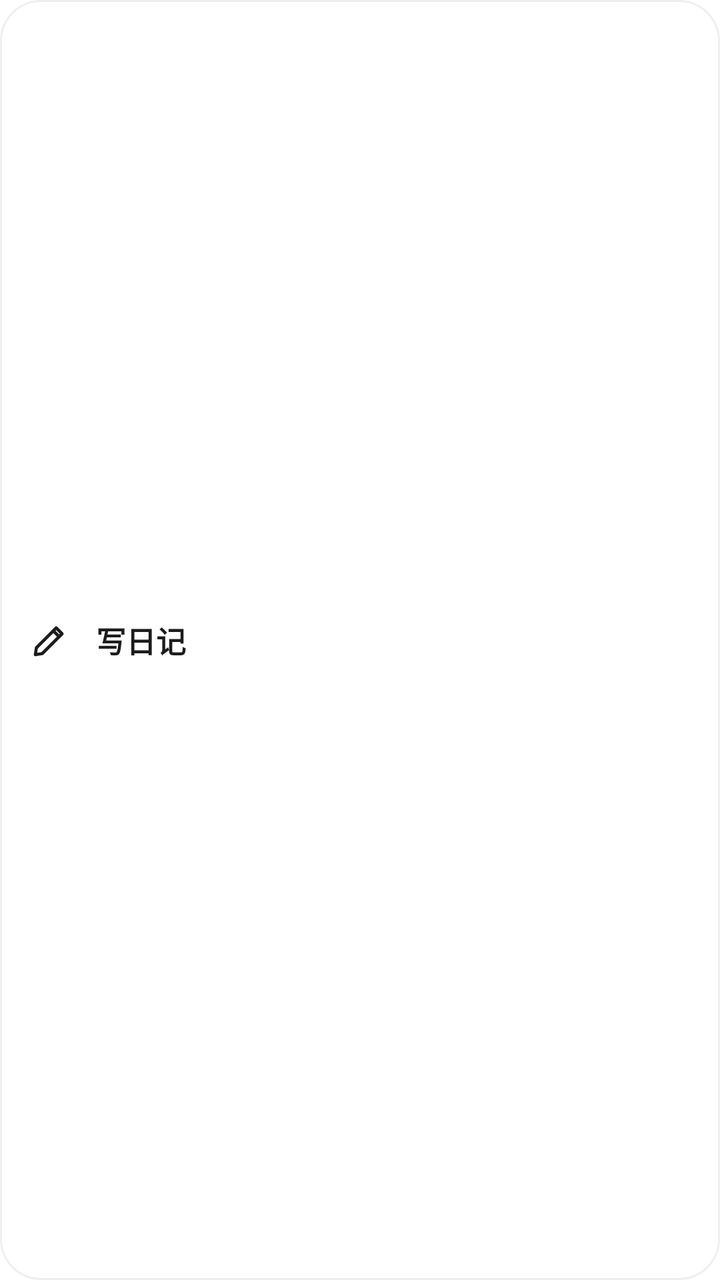
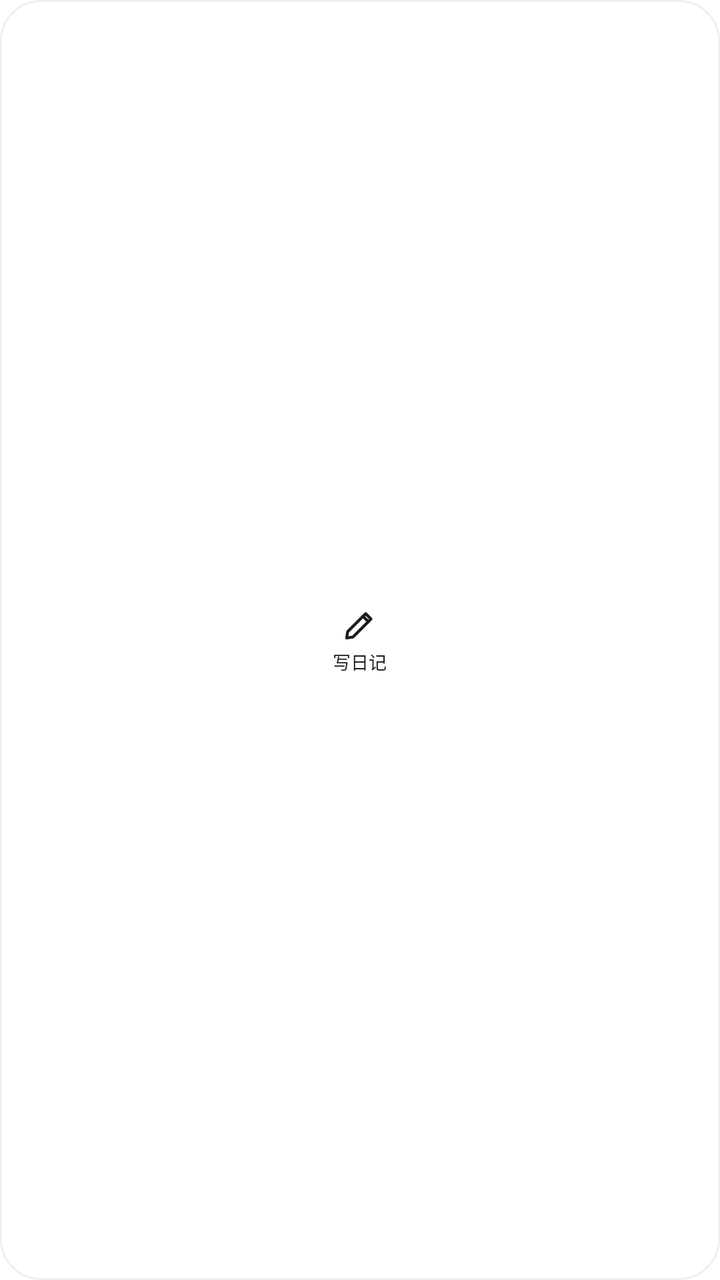

Compare the two renders of this Android layout. The source of the first and the diff that turns it into the second are given below.
<!-- AndroidManifest.xml: application theme Theme.WuDiary -->
<!-- res/layout/widget_new_note.xml -->
<?xml version="1.0" encoding="utf-8"?>
<LinearLayout xmlns:android="http://schemas.android.com/apk/res/android"
    android:id="@+id/widgetRoot"
    android:layout_width="match_parent"
    android:layout_height="match_parent"
    android:background="@drawable/bg_widget_note"
    android:gravity="center_vertical"
    android:orientation="horizontal"
    android:paddingHorizontal="14dp"
    android:paddingVertical="12dp">

    <ImageView
        android:id="@+id/widgetIcon"
        android:layout_width="22dp"
        android:layout_height="22dp"
        android:contentDescription="@string/shortcut_new_note"
        android:src="@drawable/ic_edit" />

    <TextView
        android:layout_width="wrap_content"
        android:layout_height="wrap_content"
        android:layout_marginStart="12dp"
        android:maxLines="1"
        android:text="@string/shortcut_new_note"
        android:textColor="@color/text_primary"
        android:textSize="15sp"
        android:textStyle="bold" />
</LinearLayout>
<!-- resources referenced by this layout -->
<resources>
  <color name="text_primary">#1C1C1C</color>
  <!-- drawable bg_widget_note (drawable) -->
  <?xml version="1.0" encoding="utf-8"?>
  <shape xmlns:android="http://schemas.android.com/apk/res/android"
      android:shape="rectangle">
      <solid android:color="@color/surface" />
      <corners android:radius="20dp" />
      <stroke
          android:width="1dp"
          android:color="@color/divider" />
  </shape>
  <!-- drawable ic_edit (drawable) -->
  <?xml version="1.0" encoding="utf-8"?>
  <vector xmlns:android="http://schemas.android.com/apk/res/android"
      android:width="24dp"
      android:height="24dp"
      android:viewportWidth="24"
      android:viewportHeight="24">
      <path
          android:fillColor="#00000000"
          android:pathData="M4,20 L4.6,16.2 L15.4,5.4 L18.6,8.6 L7.8,19.4 Z"
          android:strokeColor="#1C1C1C"
          android:strokeLineJoin="round"
          android:strokeWidth="1.7" />
      <path
          android:fillColor="#00000000"
          android:pathData="M13.8,7 L17,10.2"
          android:strokeColor="#1C1C1C"
          android:strokeLineCap="round"
          android:strokeWidth="1.7" />
  </vector>
  <string name="shortcut_new_note">写日记</string>
  <style name="Theme.WuDiary" parent="Theme.Material3.Light.NoActionBar">
          <item name="colorPrimary">@color/primary</item>
          <item name="colorOnPrimary">@android:color/white</item>
          <item name="colorSurface">@color/surface</item>
          <item name="android:windowBackground">@color/background</item>
          <item name="android:statusBarColor">@color/background</item>
          <item name="android:windowLightStatusBar">true</item>
          <item name="android:navigationBarColor">@color/background</item>
          
          <item name="alertDialogTheme">@style/Theme.WuDiary.Dialog</item>
          <item name="android:alertDialogTheme">@style/Theme.WuDiary.Dialog</item>
      </style>
  <color name="surface">#FFFFFF</color>
  <color name="divider">#EFEFEF</color>
  <color name="primary">#1C1C1C</color>
  <color name="background">#FFFFFF</color>
  <style name="Theme.WuDiary.Dialog" parent="Theme.MaterialComponents.Light.Dialog.Alert">
          <item name="android:windowBackground">@drawable/bg_dialog</item>
          <item name="android:backgroundDimAmount">0.3</item>
          <item name="colorPrimary">@color/primary</item>
          <item name="colorOnPrimary">@android:color/white</item>
          <item name="colorSurface">@color/surface</item>
          <item name="android:textColorPrimary">@color/text_primary</item>
          <item name="android:textColorSecondary">@color/text_secondary</item>
      </style>
  <!-- drawable bg_dialog (drawable) -->
  <?xml version="1.0" encoding="utf-8"?>
  <shape xmlns:android="http://schemas.android.com/apk/res/android"
      android:shape="rectangle">
      <solid android:color="@color/surface" />
      <corners android:radius="22dp" />
  </shape>
  <color name="text_secondary">#BDBDBD</color>
</resources>

<!-- the commit's change to res/layout/widget_new_note.xml (unified diff, before → after) -->
@@ -4,25 +4,24 @@
     android:layout_width="match_parent"
     android:layout_height="match_parent"
     android:background="@drawable/bg_widget_note"
-    android:gravity="center_vertical"
-    android:orientation="horizontal"
-    android:paddingHorizontal="14dp"
-    android:paddingVertical="12dp">
+    android:gravity="center"
+    android:orientation="vertical"
+    android:padding="4dp">
 
     <ImageView
         android:id="@+id/widgetIcon"
-        android:layout_width="22dp"
-        android:layout_height="22dp"
+        android:layout_width="20dp"
+        android:layout_height="20dp"
         android:contentDescription="@string/shortcut_new_note"
         android:src="@drawable/ic_edit" />
 
     <TextView
         android:layout_width="wrap_content"
         android:layout_height="wrap_content"
-        android:layout_marginStart="12dp"
+        android:layout_marginTop="2dp"
+        android:includeFontPadding="false"
         android:maxLines="1"
         android:text="@string/shortcut_new_note"
         android:textColor="@color/text_primary"
-        android:textSize="15sp"
-        android:textStyle="bold" />
+        android:textSize="9sp" />
 </LinearLayout>
